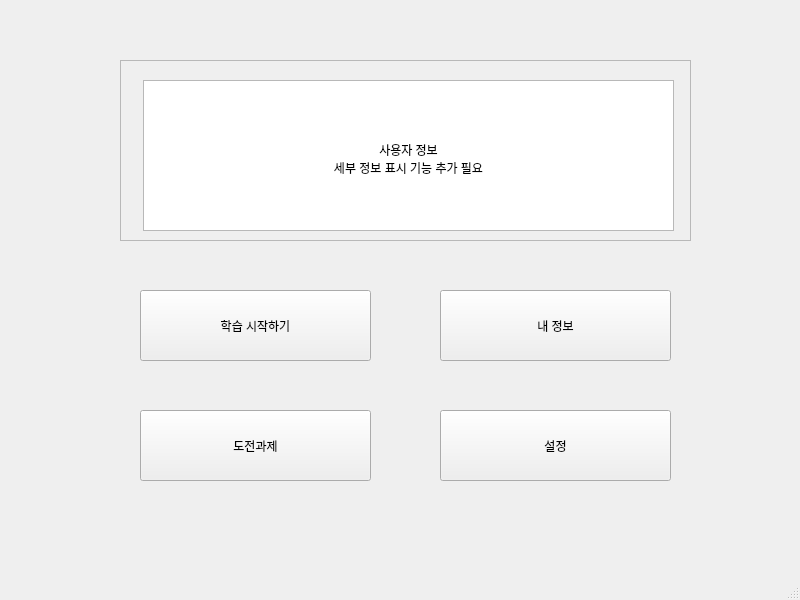
First picture: the form in Main.ui, repository vbnm134678/Studium., before the edit.
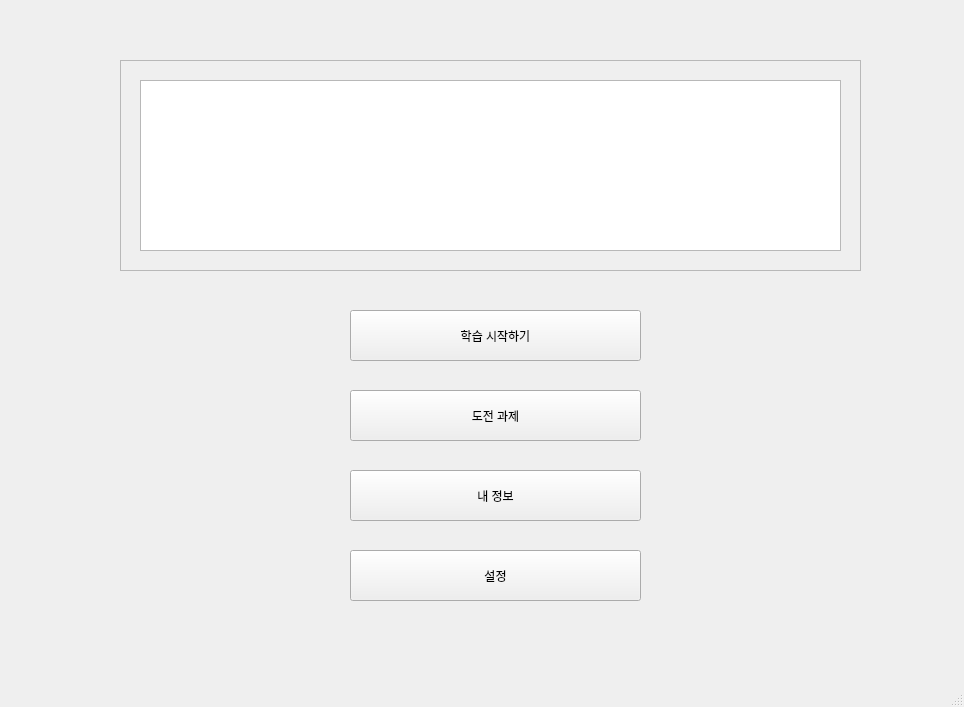
Second picture: the form after the edit.

What changed in the file:
```diff
--- a/Main.ui
+++ b/Main.ui
@@ -6,8 +6,8 @@
    <rect>
     <x>0</x>
     <y>0</y>
-    <width>800</width>
-    <height>600</height>
+    <width>964</width>
+    <height>707</height>
    </rect>
   </property>
   <property name="windowTitle">
@@ -17,10 +17,10 @@
    <widget class="QToolButton" name="start">
     <property name="geometry">
      <rect>
-      <x>140</x>
-      <y>290</y>
-      <width>231</width>
-      <height>71</height>
+      <x>350</x>
+      <y>310</y>
+      <width>291</width>
+      <height>51</height>
      </rect>
     </property>
     <property name="text">
@@ -32,8 +32,8 @@
      <rect>
       <x>120</x>
       <y>60</y>
-      <width>571</width>
-      <height>181</height>
+      <width>741</width>
+      <height>211</height>
      </rect>
     </property>
     <property name="frameShape">
@@ -45,10 +45,10 @@
     <widget class="QTextEdit" name="textEdit">
      <property name="geometry">
       <rect>
-       <x>23</x>
+       <x>20</x>
        <y>20</y>
-       <width>531</width>
-       <height>151</height>
+       <width>701</width>
+       <height>171</height>
       </rect>
      </property>
      <property name="html">
@@ -56,35 +56,30 @@
 &lt;html&gt;&lt;head&gt;&lt;meta name=&quot;qrichtext&quot; content=&quot;1&quot; /&gt;&lt;style type=&quot;text/css&quot;&gt;
 p, li { white-space: pre-wrap; }
 &lt;/style&gt;&lt;/head&gt;&lt;body style=&quot; font-family:'Gulim'; font-size:9pt; font-weight:400; font-style:normal;&quot;&gt;
-&lt;p align=&quot;center&quot; style=&quot;-qt-paragraph-type:empty; margin-top:0px; margin-bottom:0px; margin-left:0px; margin-right:0px; -qt-block-indent:0; text-indent:0px;&quot;&gt;&lt;br /&gt;&lt;/p&gt;
-&lt;p align=&quot;center&quot; style=&quot;-qt-paragraph-type:empty; margin-top:0px; margin-bottom:0px; margin-left:0px; margin-right:0px; -qt-block-indent:0; text-indent:0px;&quot;&gt;&lt;br /&gt;&lt;/p&gt;
-&lt;p align=&quot;center&quot; style=&quot;-qt-paragraph-type:empty; margin-top:0px; margin-bottom:0px; margin-left:0px; margin-right:0px; -qt-block-indent:0; text-indent:0px;&quot;&gt;&lt;br /&gt;&lt;/p&gt;
-&lt;p align=&quot;center&quot; style=&quot;-qt-paragraph-type:empty; margin-top:0px; margin-bottom:0px; margin-left:0px; margin-right:0px; -qt-block-indent:0; text-indent:0px;&quot;&gt;&lt;br /&gt;&lt;/p&gt;
-&lt;p align=&quot;center&quot; style=&quot; margin-top:0px; margin-bottom:0px; margin-left:0px; margin-right:0px; -qt-block-indent:0; text-indent:0px;&quot;&gt;사용자 정보&lt;/p&gt;
-&lt;p align=&quot;center&quot; style=&quot; margin-top:0px; margin-bottom:0px; margin-left:0px; margin-right:0px; -qt-block-indent:0; text-indent:0px;&quot;&gt;세부 정보 표시 기능 추가 필요&lt;/p&gt;&lt;/body&gt;&lt;/html&gt;</string>
+&lt;p align=&quot;center&quot; style=&quot;-qt-paragraph-type:empty; margin-top:0px; margin-bottom:0px; margin-left:0px; margin-right:0px; -qt-block-indent:0; text-indent:0px;&quot;&gt;&lt;br /&gt;&lt;/p&gt;&lt;/body&gt;&lt;/html&gt;</string>
      </property>
     </widget>
    </widget>
    <widget class="QToolButton" name="mission">
     <property name="geometry">
      <rect>
-      <x>140</x>
-      <y>410</y>
-      <width>231</width>
-      <height>71</height>
+      <x>350</x>
+      <y>390</y>
+      <width>291</width>
+      <height>51</height>
      </rect>
     </property>
     <property name="text">
-     <string>도전과제</string>
+     <string>도전 과제</string>
     </property>
    </widget>
    <widget class="QToolButton" name="myinfo">
     <property name="geometry">
      <rect>
-      <x>440</x>
-      <y>290</y>
-      <width>231</width>
-      <height>71</height>
+      <x>350</x>
+      <y>470</y>
+      <width>291</width>
+      <height>51</height>
      </rect>
     </property>
     <property name="text">
@@ -94,10 +89,10 @@
    <widget class="QToolButton" name="setting">
     <property name="geometry">
      <rect>
-      <x>440</x>
-      <y>410</y>
-      <width>231</width>
-      <height>71</height>
+      <x>350</x>
+      <y>550</y>
+      <width>291</width>
+      <height>51</height>
      </rect>
     </property>
     <property name="text">
```
Left out of the diff: 10 changed lines with no effect on the pictures.
